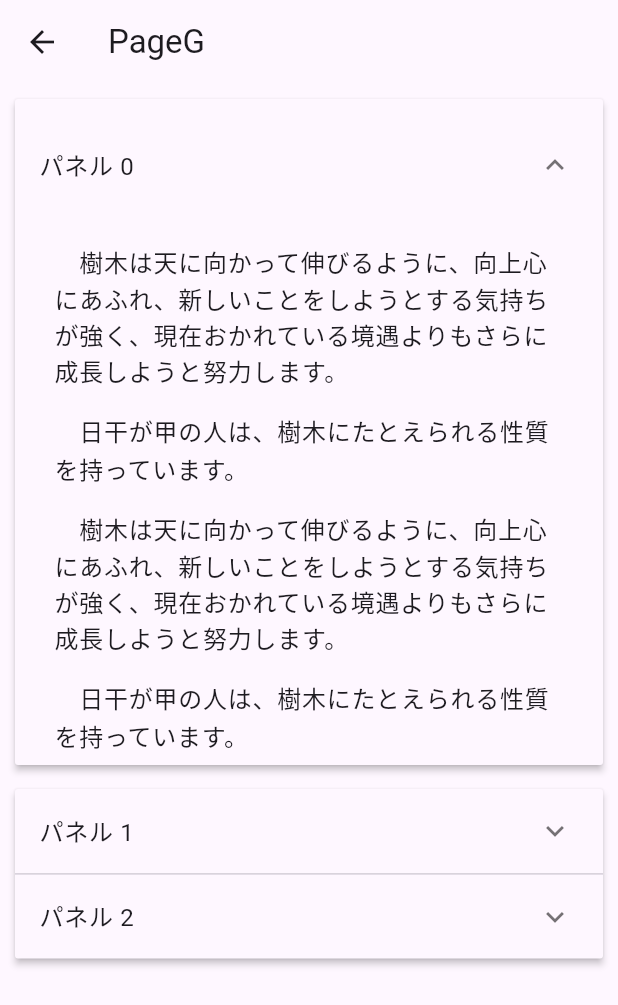
After one commit to oka-teruhiro/sanchu6c, a Flutter app: the screen it shows after launch, after a tap on "PageG", on a phone screen of 412 x 824 dp. The commit adds this screen. Shown: the top 1005 px of the screen. Run offline on Flutter 3.47's test engine with Material 3 defaults, Android fonts, the phone set to English and light mode, and no system bars.

Commit message:
9: PageG/PageI 一つだけパネルを開く・パネルの高さを低くする

```diff
--- a/lib/main.dart
+++ b/lib/main.dart
@@ -5,6 +5,8 @@ import 'package:sanchu6c/page_c.dart';
 import 'package:sanchu6c/page_d.dart';
 import 'package:sanchu6c/page_e.dart';
 import 'package:sanchu6c/page_f.dart';
+import 'package:sanchu6c/page_g.dart';
+import 'package:sanchu6c/page_i.dart';
 
 void main() {
   runApp(const MyApp());
@@ -113,6 +115,30 @@ class MyHomePage extends StatelessWidget {
               },
               child: const Text('PageF'),
             ),
+            ElevatedButton(
+              onPressed: (){
+                //ToDo
+                Navigator.push(
+                  context,
+                  MaterialPageRoute(
+                      builder: (context) => PageG()
+                  ),
+                );
+              },
+              child: const Text('PageG'),
+            ),
+            ElevatedButton(
+              onPressed: (){
+                //ToDo
+                Navigator.push(
+                  context,
+                  MaterialPageRoute(
+                      builder: (context) => PageI()
+                  ),
+                );
+              },
+              child: const Text('PageI'),
+            ),
           ],
         ),
       ),
--- /dev/null
+++ b/lib/page_g.dart
@@ -0,0 +1,195 @@
+import 'package:flutter/material.dart';
+
+class PageG extends StatefulWidget {
+  @override
+  PageGState createState() => PageGState();
+}
+
+class PageGState extends State<PageG> {
+  List<Item> _data = generateItems(3);
+  int _openPanelIndex = 0; // 初期値は -1 で、全てのパネルが閉じている状態を表します。
+
+  @override
+  Widget build(BuildContext context) {
+    var ccc0 = const Column(
+      children: <Widget>[
+        ListTile(
+          title: Text(
+            '　樹木は天に向かって伸びるように、向上心にあふれ、新しいことをしようと'
+                'する気持ちが強く、現在おかれている境遇よりもさらに成長しようと努'
+                '力します。',
+            style: TextStyle(height: 1.5),
+          ),
+        ),
+        ListTile(
+          title: Text(
+            '　日干が甲の人は、樹木にたとえられる性質を持っています。',
+            style: TextStyle(height: 1.5),
+          ),
+        ),
+        ListTile(
+          title: Text(
+            '　樹木は天に向かって伸びるように、向上心にあふれ、新しいことをしようと'
+                'する気持ちが強く、現在おかれている境遇よりもさらに成長しようと努'
+                '力します。',
+            style: TextStyle(height: 1.5),
+          ),
+        ),
+        ListTile(
+          title: Text(
+            '　日干が甲の人は、樹木にたとえられる性質を持っています。',
+            style: TextStyle(height: 1.5),
+          ),
+        ),
+      ],
+    );
+
+    var ccc1 = Column(
+      children: <Widget>[
+        const ListTile(
+          title: Text(
+            '　日干が甲の人は、樹木にたとえられる性質を持っています。',
+            style: TextStyle(
+              height: 1.5,
+            ),
+          ),
+        ),
+        const ListTile(
+          title: Text(
+            '　樹木は幹が太くまっすぐで力強さがあるように、曲がったことや筋の通らな'
+                'いことができません。性格は嘘が嫌いです。質実剛健で、仕事ぶりは堅実'
+                'さを信条とします。軽薄さやいい加減さはなく、責任感が強いほうです。'
+                'うまい儲け話にのるとか、誘惑に負けるというようなことは少ないでしょ'
+                'う。',
+            style: TextStyle(
+              height: 1.5,
+            ),
+          ),
+        ),
+        ListTile(
+          title: Image.asset('images/nikkan/甲_木陰.jpg'),
+        ),
+        const ListTile(
+          title: Text(
+            '　樹木が枝をはり、その木陰に生き物が集うように、思いやりがあり、優しく、'
+                'かわいそうな人や困っている人に手助けをします。しかし、おせっかいが'
+                'すぎる面もときどきあります。',
+            style: TextStyle(
+              height: 1.5,
+            ),
+          ),
+        ),
+        const ListTile(
+          title: Text(
+            '　生き方は道徳を重んじます。その反面、かたくなに規範を守り、妥協を知らな'
+                'いところもあります。',
+            style: TextStyle(
+              height: 1.5,
+            ),
+          ),
+        ),
+      ],
+    );
+    var ccc2 = Column(
+      children: <Widget>[
+        const ListTile(
+          title: Text(
+            '　日干が甲の人は、樹木にたとえられる性質を持っています。',
+            style: TextStyle(
+              height: 1.5,
+            ),
+          ),
+        ),
+        ListTile(
+          title: Image.asset('images/nikkan/甲_大樹.jpg'),
+        ),
+        const ListTile(
+          title: Text(
+            '　樹木は天に向かって伸びるように、向上心にあふれ、新しいことをしようと'
+                'する気持ちが強く、現在おかれている境遇よりもさらに成長しようと努'
+                '力します。',
+            style: TextStyle(
+              height: 1.5,
+            ),
+          ),
+        ),
+        const ListTile(
+          title: Text(
+            '　樹木は大地にしっかりと根を張るように、根性があり、初志貫徹します。困難'
+                'があっても負けずにやり抜く人です。',
+            style: TextStyle(
+              height: 1.5,
+            ),
+          ),
+        ),
+        const ListTile(
+          title: Text(
+            '　生き方は道徳を重んじます。その反面、かたくなに規範を守り、妥協を知らな'
+                'いところもあります。',
+            style: TextStyle(
+              height: 1.5,
+            ),
+          ),
+        ),
+      ],
+    );
+
+    List<Widget>ccc = [ccc0, ccc1, ccc2,];
+
+    return Scaffold(
+      appBar: AppBar(title: Text('PageG')),
+      body: SingleChildScrollView( // ListViewの代わりにSingleChildScrollViewを使用
+        padding: EdgeInsets.all(10),
+        child: Column(
+          children: <Widget>[
+            ExpansionPanelList(
+              expansionCallback: (int index, bool isExpanded) {
+                setState(() {
+                  if (_openPanelIndex == index) {
+                    _openPanelIndex = -1; // 既に開いているパネルを再度クリックで閉じる
+                  } else {
+                    _openPanelIndex = index; // 新しいパネルを開く
+                  }
+                });
+              },
+              children: _data.map<ExpansionPanel>((Item item) {
+                bool isExpanded = _data.indexOf(item) == _openPanelIndex;
+                return ExpansionPanel(
+                  headerBuilder: (BuildContext context, bool isExpanded) {
+                    return ListTile(
+                      title: Text(item.headerValue),
+                    );
+                  },
+                  body: Container(
+                    padding: EdgeInsets.symmetric(horizontal: 10),
+                    child: ccc[_data.indexOf(item)],
+                  ),
+                  isExpanded: isExpanded,
+                );
+              }).toList(),
+            ),
+          ],
+        ),
+      ),
+    );
+  }
+}
+
+class Item {
+  Item({
+    required this.expandedValue,
+    required this.headerValue,
+  });
+
+  String expandedValue;
+  String headerValue;
+}
+
+List<Item> generateItems(int numberOfItems) {
+  return List<Item>.generate(numberOfItems, (int index) {
+    return Item(
+      headerValue: 'パネル $index',
+      expandedValue: 'これは項目番号 $index です',
+    );
+  });
+}
--- /dev/null
+++ b/lib/page_i.dart
@@ -0,0 +1,171 @@
+import 'package:flutter/material.dart';
+
+class PageI extends StatefulWidget {
+  @override
+  PageIState createState() => PageIState();
+}
+
+class PageIState extends State<PageI> {
+  List<Item> _data = generateItems(3);
+  int _openPanelIndex = -1; // 初期値は -1 で、全てのパネルが閉じている状態を表します。
+
+  @override
+  Widget build(BuildContext context) {
+    var ccc0 = const Column(
+      children: <Widget>[
+        ListTile(
+          title: Text(
+            '　樹木は天に向かって伸びるように、向上心にあふれ、新しいことをしようと'
+                'する気持ちが強く、現在おかれている境遇よりもさらに成長しようと努'
+                '力します。',
+            style: TextStyle(height: 1.5),
+          ),
+        ),
+        ListTile(
+          title: Text(
+            '　日干が甲の人は、樹木にたとえられる性質を持っています。',
+            style: TextStyle(height: 1.5),
+          ),
+        ),
+      ],
+    );
+
+    var ccc1 = Column(
+      children: <Widget>[
+        const ListTile(
+          title: Text(
+            '　日干が甲の人は、樹木にたとえられる性質を持っています。',
+            style: TextStyle(
+              height: 1.5,
+            ),
+          ),
+        ),
+        const ListTile(
+          title: Text(
+            '　樹木は幹が太くまっすぐで力強さがあるように、曲がったことや筋の通らな'
+                'いことができません。性格は嘘が嫌いです。質実剛健で、仕事ぶりは堅実'
+                'さを信条とします。軽薄さやいい加減さはなく、責任感が強いほうです。'
+                'うまい儲け話にのるとか、誘惑に負けるというようなことは少ないでしょ'
+                'う。',
+            style: TextStyle(
+              height: 1.5,
+            ),
+          ),
+        ),
+        ListTile(
+          title: Image.asset('images/nikkan/甲_木陰.jpg'),
+        ),
+        const ListTile(
+          title: Text(
+            '　樹木が枝をはり、その木陰に生き物が集うように、思いやりがあり、優しく、'
+                'かわいそうな人や困っている人に手助けをします。しかし、おせっかいが'
+                'すぎる面もときどきあります。',
+            style: TextStyle(
+              height: 1.5,
+            ),
+          ),
+        ),
+      ],
+    );
+
+    var ccc2 = Column(
+      children: <Widget>[
+        const ListTile(
+          title: Text(
+            '　日干が甲の人は、樹木にたとえられる性質を持っています。',
+            style: TextStyle(
+              height: 1.5,
+            ),
+          ),
+        ),
+        ListTile(
+          title: Image.asset('images/nikkan/甲_大樹.jpg'),
+        ),
+        const ListTile(
+          title: Text(
+            '　樹木は天に向かって伸びるように、向上心にあふれ、新しいことをしようと'
+                'する気持ちが強く、現在おかれている境遇よりもさらに成長しようと努'
+                '力します。',
+            style: TextStyle(
+              height: 1.5,
+            ),
+          ),
+        ),
+        const ListTile(
+          title: Text(
+            '　樹木は大地にしっかりと根を張るように、根性があり、初志貫徹します。困難'
+                'があっても負けずにやり抜く人です。',
+            style: TextStyle(
+              height: 1.5,
+            ),
+          ),
+        ),
+      ],
+    );
+
+    List<Widget>ccc = [ccc0, ccc1, ccc2,];
+
+    return Scaffold(
+      appBar: AppBar(title: Text('PageG')),
+      body: SingleChildScrollView(
+        padding: EdgeInsets.all(10),
+        child: Column(
+          children: <Widget>[
+            ExpansionPanelList(
+              expansionCallback: (int index, bool isExpanded) {
+                setState(() {
+                  if (_openPanelIndex == index) {
+                    _openPanelIndex = -1; // 既に開いているパネルを再度クリックで閉じる
+                  } else {
+                    _openPanelIndex = index; // 新しいパネルを開く
+                  }
+                });
+              },
+              children: _data.map<ExpansionPanel>((Item item) {
+                bool isExpanded = _data.indexOf(item) == _openPanelIndex;
+                return ExpansionPanel(
+                  headerBuilder: (BuildContext context, bool isExpanded) {
+                    return ListTile(
+                      contentPadding: EdgeInsets.symmetric(horizontal: 8.0, vertical: 0.0),
+                      dense: true, // 縦のサイズを小さくする
+                      title: Text(
+                      item.headerValue,
+                        style: TextStyle(
+                          fontSize: 12,
+                        ),
+                      ),
+                    );
+                  },
+                  body: Container(
+                    padding: EdgeInsets.symmetric(horizontal: 10.0),
+                    child: ccc[_data.indexOf(item)],
+                  ),
+                  isExpanded: isExpanded,
+                );
+              }).toList(),
+            ),
+          ],
+        ),
+      ),
+    );
+  }
+}
+
+class Item {
+  Item({
+    required this.expandedValue,
+    required this.headerValue,
+  });
+
+  String expandedValue;
+  String headerValue;
+}
+
+List<Item> generateItems(int numberOfItems) {
+  return List<Item>.generate(numberOfItems, (int index) {
+    return Item(
+      headerValue: 'パネル $index',
+      expandedValue: 'これは項目番号 $index です',
+    );
+  });
+}
```
Also changed, not shown: lib/page_f.dart (+6 -5 lines).
